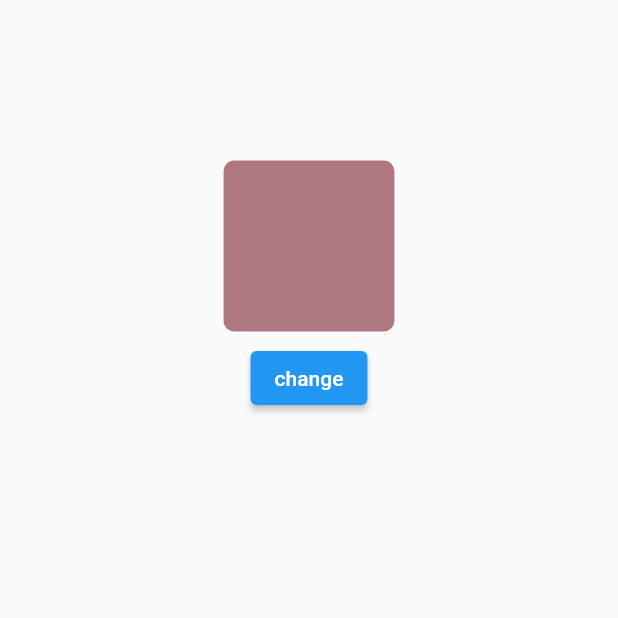
After one commit to jack0-0wu/flutter_demo, a Flutter app: the AnimatedContainerDemo screen opened directly, after a tap on "change", on a phone screen of 412 x 824 dp, the top half of it. The commit adds this screen. Run offline on Flutter 3.47's test engine with Material 2 defaults, Android fonts, the phone set to English and light mode, and no system bars; our stand-ins replace camera, faker, flutter_swiper, image_picker, logger, permission_handler; missing offline and left inert: image_crop, transformer_page_view.

Commit message:
新动画demo追加

```diff
--- a/lib/config/routers.dart
+++ b/lib/config/routers.dart
@@ -1,5 +1,7 @@
 import 'package:flutter/cupertino.dart';
 import 'package:flutter_demo/config/static_resource.dart';
+import 'package:flutter_demo/page/demo/animation_demo/container_demo.dart';
+import 'package:flutter_demo/page/demo/animation_demo/text_demo.dart';
 import 'package:flutter_demo/page/demo/asynchronous_demo/futureBuilder_demo.dart';
 import 'package:flutter_demo/page/demo/asynchronous_demo/future_demo.dart';
 import 'package:flutter_demo/page/demo/asynchronous_demo/streamBuilder_demo.dart';
@@ -82,5 +84,7 @@ class Routers {
     'example2': Example2(),
     'example3': Example3(),
     'widgetToImageDemo': WidgetToImageDemo(),
+    'fadeInDemo': FadeInDemo(),
+    'animatedContainerDemo': AnimatedContainerDemo(),
   };
 }
--- a/lib/config/static_resource.dart
+++ b/lib/config/static_resource.dart
@@ -9,6 +9,8 @@ import 'package:flutter/material.dart';
 class StaticResource {
   //首页demoMap
   static final Map<String, String> demoMap = {
+    "形状变换动画": "animatedContainerDemo",
+    "文字淡入动画": "fadeInDemo",
     "widget转图片": "widgetToImageDemo",
     "数字变换动画": "numAnimationDemo",
     "更换主题": "themeDemo",
--- /dev/null
+++ b/lib/page/demo/animation_demo/container_demo.dart
@@ -0,0 +1,82 @@
+/**
+ * @author wu chao
+ * @project flutter_demo
+ * @date 2021/6/7
+ */
+import 'dart:math';
+
+import 'package:flutter/material.dart';
+
+double randomBorderRadius() {
+  return Random().nextDouble() * 64;
+}
+
+double randomMargin() {
+  return Random().nextDouble() * 64;
+}
+
+Color randomColor() {
+  return Color(0xFFFFFFFF & Random().nextInt(0xFFFFFFFF));
+}
+
+class AnimatedContainerDemo extends StatefulWidget {
+  _AnimatedContainerDemoState createState() => _AnimatedContainerDemoState();
+}
+
+class _AnimatedContainerDemoState extends State<AnimatedContainerDemo> {
+  Color color;
+  double borderRadius;
+  double margin;
+
+  @override
+  initState() {
+    super.initState();
+    color = randomColor();
+    borderRadius = randomBorderRadius();
+    margin = randomMargin();
+  }
+
+  void change() {
+    setState(() {
+      color = randomColor();
+      borderRadius = randomBorderRadius();
+      margin = randomMargin();
+    });
+  }
+
+  var _duration = Duration(milliseconds: 400);
+
+  @override
+  Widget build(BuildContext context) {
+    return Scaffold(
+      body: Center(
+        child: Column(
+          children: <Widget>[
+            SizedBox(height: 100,),
+            SizedBox(
+              width: 128,
+              height: 128,
+              //当属性的新旧值发生变化时，AnimatedContainer 会自动在新旧值之间产生动画效果
+              child: AnimatedContainer(
+                duration: _duration,
+                //curve在 duration 时长内控制动画的速率变化
+                curve: Curves.bounceIn,
+
+                margin: EdgeInsets.all(margin),
+                decoration: BoxDecoration(
+                  color: color,
+                  borderRadius: BorderRadius.circular(borderRadius),
+                ),
+              ),
+            ),
+
+            ElevatedButton(
+              child: Text('change'),
+              onPressed: () => change(),
+            ),
+          ],
+        ),
+      ),
+    );
+  }
+}
```
Also changed, not shown: lib/page/demo/animation_demo/text_demo.dart (added, +48 -0 lines).
